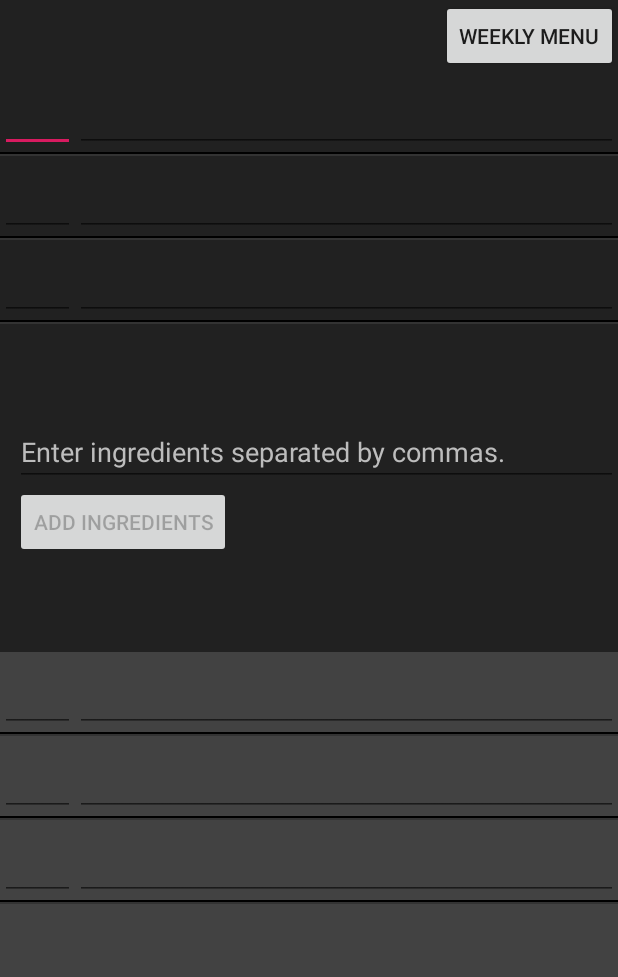
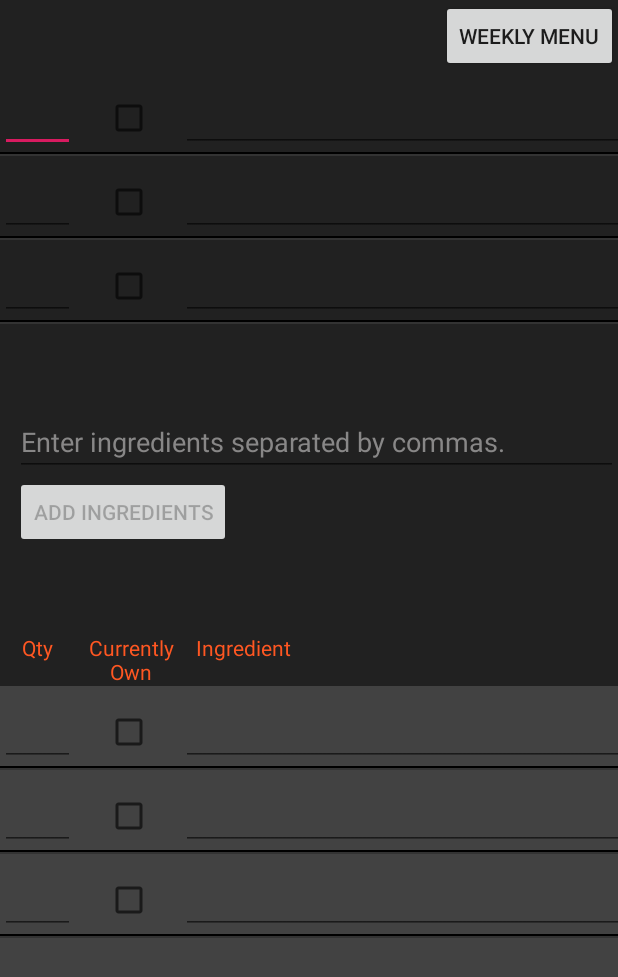
Before and after one commit to kjhawryluk/menuPlanner, an Android app: the layout daily_menu_fragment.xml on its own in the app's theme, with its tools: preview values and no code run, on a phone screen of 412 x 824 dp. Shown: the top 977 px of the screen. Run offline under Robolectric (Android 15) with nearby library versions, the phone set to English and light mode, and no system bars.

Commit message:
Formatted Lists and added currently own checkbox

```diff
--- a/app/src/main/res/layout/daily_menu_fragment.xml
+++ b/app/src/main/res/layout/daily_menu_fragment.xml
@@ -52,6 +52,31 @@
 
     </LinearLayout>
 
+    <LinearLayout
+        android:layout_width="match_parent"
+        android:layout_height="wrap_content">
+        <TextView
+            android:layout_width="50dp"
+            android:layout_height="wrap_content"
+            android:text="Qty"
+            android:gravity="center_horizontal"
+            android:textColor="@color/colorAccentSecondary"/>
+        <TextView
+            android:layout_width="75dp"
+            android:layout_height="wrap_content"
+            android:text="Currently\nOwn"
+            android:gravity="center_horizontal"
+            android:scrollHorizontally="false"
+            android:textColor="@color/colorAccentSecondary"/>
+        <TextView
+            android:layout_width="wrap_content"
+            android:layout_height="wrap_content"
+            android:layout_marginLeft="5dp"
+            android:gravity="center"
+            android:text="Ingredient"
+            android:textColor="@color/colorAccentSecondary"/>
+    </LinearLayout>
+
     <android.support.v7.widget.RecyclerView
         android:id="@+id/dailyMenuIngredientList"
         android:layout_weight="70"
--- a/app/src/main/res/layout/daily_menu_ingredient.xml
+++ b/app/src/main/res/layout/daily_menu_ingredient.xml
@@ -3,16 +3,28 @@
     android:orientation="vertical"
     android:layout_width="match_parent"
     android:layout_height="wrap_content">
-<LinearLayout xmlns:android="http://schemas.android.com/apk/res/android"
+<LinearLayout
     android:orientation="horizontal" android:layout_width="match_parent"
     android:layout_height="match_parent">
     <EditText
         android:id="@+id/dailyMenuIngredientQuantityEditText"
         android:layout_width="50dp"
         android:paddingRight="10dp"
+        android:gravity="center"
         android:textSize="@dimen/listFontSize"
-        android:textColor="@color/colorAccent"
+        android:textColor="@color/colorAccentSecondary"
         android:layout_height="wrap_content" />
+
+    <CheckBox
+        android:id="@+id/currentOwnCheckBox"
+        android:layout_width="35dp"
+        android:layout_marginLeft="20dp"
+        android:layout_marginRight="20dp"
+        android:gravity="center"
+        android:layout_height="wrap_content"
+        android:layout_weight="1"
+        android:textColor="@color/hint"
+        />
 
     <EditText
         android:id="@+id/dailyMenuIngredientNameEditText"
@@ -20,6 +32,7 @@
         android:textColor="@color/colorTextEdit"
         android:layout_width="match_parent"
         android:layout_height="wrap_content"
+        android:layout_marginLeft="5dp"
         />
 
     <Button
--- a/app/src/main/res/values/colors.xml
+++ b/app/src/main/res/values/colors.xml
@@ -9,7 +9,7 @@
     <color name="colorFont">#29B6F6</color>
     <color name="colorAccentSecondary">#FF5722</color>
     <color name="colorTextEdit">#FFFFFF</color>
-    <color name="hint">#BDBDBD</color>
+    <color name="hint">#888787</color>
 
 
 </resources>
```
Also changed, not shown: app/src/main/java/edu/uchicago/kjhawryluk/prolistview/Adaptors/DailyMenuAdaptor.java (+27 -9 lines).
